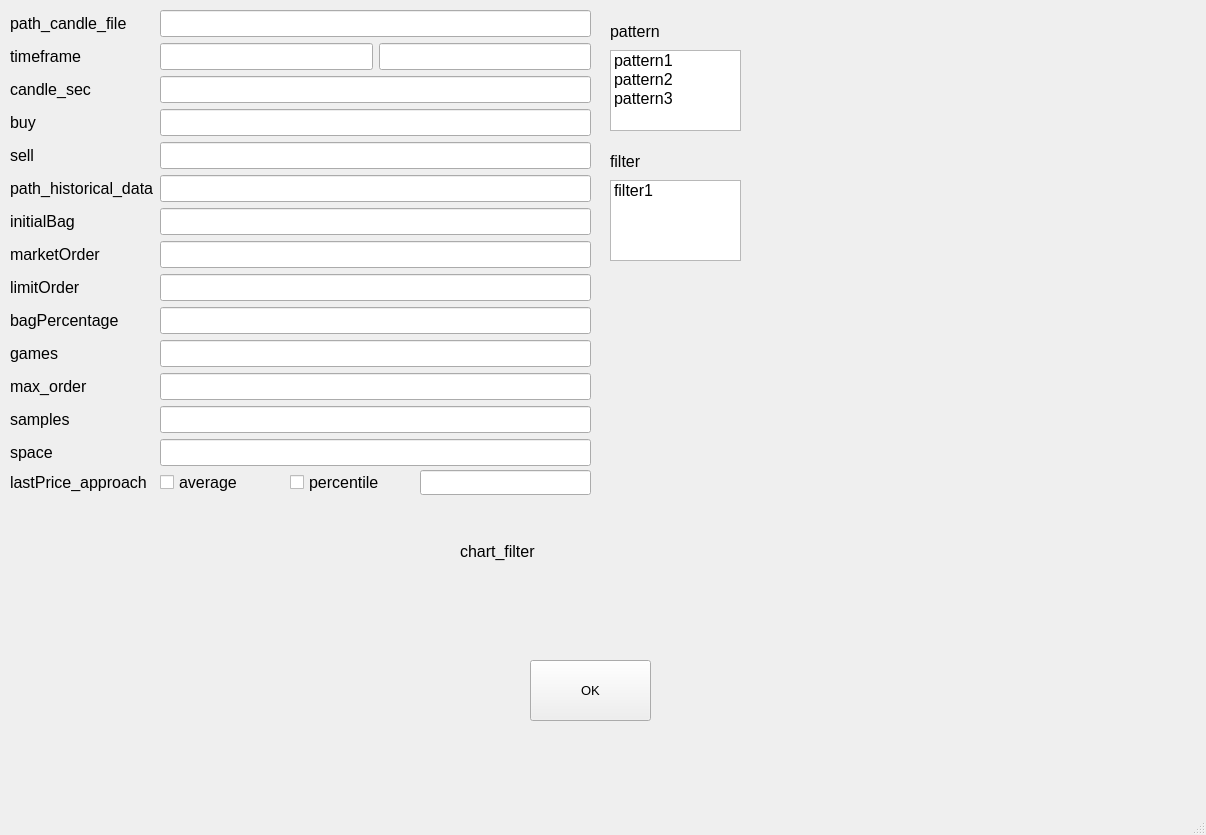
This is example.ui in lucasmoroliv/ta_machine as Qt 5 draws it before an edit. The edited form follows.
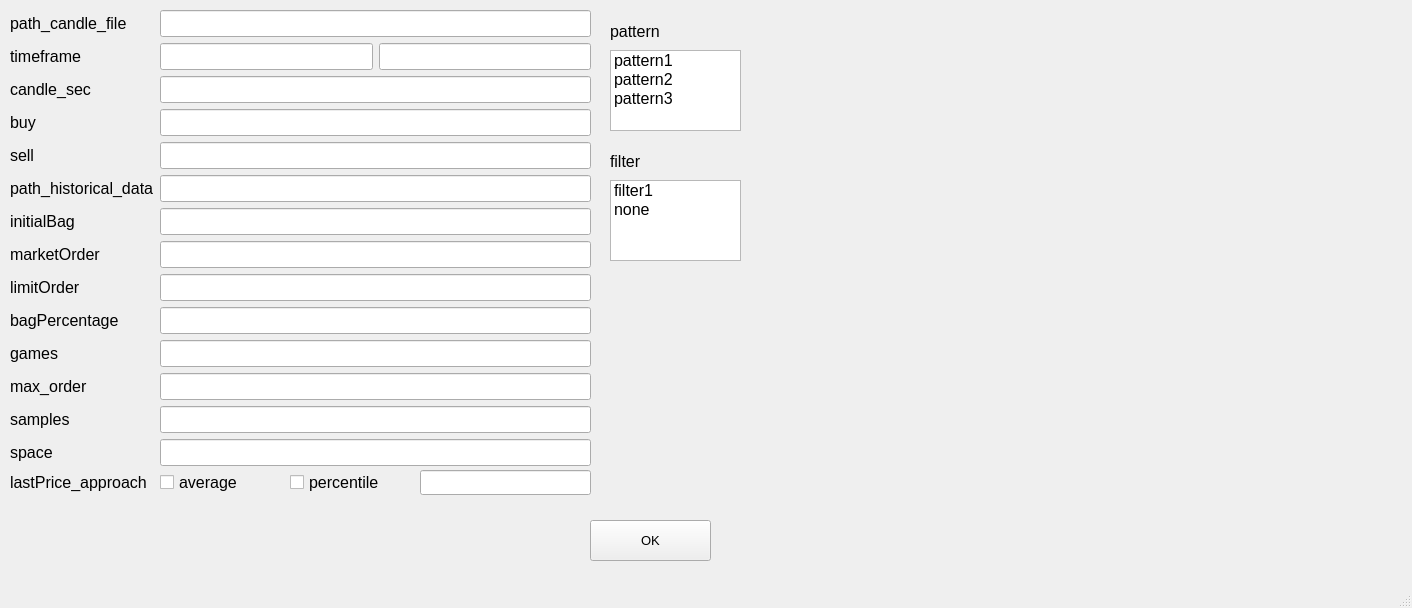
This is the edited form.

```diff
--- a/example.ui
+++ b/example.ui
@@ -6,8 +6,8 @@
    <rect>
     <x>0</x>
     <y>0</y>
-    <width>1206</width>
-    <height>835</height>
+    <width>1412</width>
+    <height>608</height>
    </rect>
   </property>
   <property name="font">
@@ -22,10 +22,10 @@
    <widget class="QPushButton" name="B_OK">
     <property name="geometry">
      <rect>
-      <x>530</x>
-      <y>660</y>
+      <x>590</x>
+      <y>520</y>
       <width>121</width>
-      <height>61</height>
+      <height>41</height>
      </rect>
     </property>
     <property name="text">
@@ -86,30 +86,6 @@
      </property>
     </item>
    </widget>
-   <widget class="QLabel" name="L_chart_filter">
-    <property name="geometry">
-     <rect>
-      <x>460</x>
-      <y>540</y>
-      <width>91</width>
-      <height>22</height>
-     </rect>
-    </property>
-    <property name="font">
-     <font>
-      <pointsize>12</pointsize>
-     </font>
-    </property>
-    <property name="layoutDirection">
-     <enum>Qt::LeftToRight</enum>
-    </property>
-    <property name="autoFillBackground">
-     <bool>false</bool>
-    </property>
-    <property name="text">
-     <string>chart_filter</string>
-    </property>
-   </widget>
    <widget class="QWidget" name="layoutWidget">
     <property name="geometry">
      <rect>
@@ -603,6 +579,11 @@
       <string>filter1</string>
      </property>
     </item>
+    <item>
+     <property name="text">
+      <string>none</string>
+     </property>
+    </item>
    </widget>
    <widget class="QLabel" name="L_pattern_2">
     <property name="geometry">
```
Left out of the diff: 29 changed lines with no effect on the pictures.
